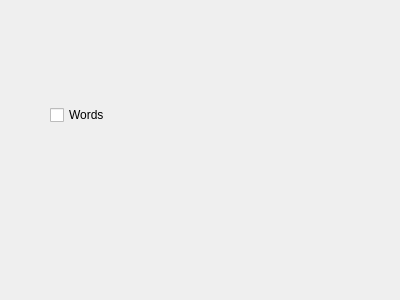
KDE/calligra, file words/part/dialogs/quickpopupmenu.ui: the form before one commit.
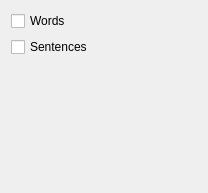
The form after the commit.

Commit message:
Make it not crash and remove the old dialog
Great work so far Shreya ! :)

The edit to the form file:
```diff
--- a/words/part/dialogs/quickpopupmenu.ui
+++ b/words/part/dialogs/quickpopupmenu.ui
@@ -6,22 +6,13 @@
    <rect>
     <x>0</x>
     <y>0</y>
-    <width>400</width>
-    <height>300</height>
+    <width>208</width>
+    <height>193</height>
    </rect>
   </property>
   <property name="windowTitle">
    <string>Form</string>
   </property>
-  <widget class="QWidget" name="gridLayoutWidget">
-   <property name="geometry">
-    <rect>
-     <x>50</x>
-     <y>40</y>
-     <width>181</width>
-     <height>151</height>
-    </rect>
-   </property>
    <layout class="QGridLayout" name="gridLayout">
     <item row="0" column="0">
      <widget class="QCheckBox" name="checkBox">
@@ -30,8 +21,27 @@
       </property>
      </widget>
     </item>
-   </layout>
-  </widget>
+   <item row="2" column="0">
+    <spacer name="verticalSpacer">
+     <property name="orientation">
+      <enum>Qt::Vertical</enum>
+     </property>
+     <property name="sizeHint" stdset="0">
+      <size>
+       <width>20</width>
+       <height>40</height>
+      </size>
+     </property>
+    </spacer>
+   </item>
+   <item row="1" column="0">
+    <widget class="QCheckBox" name="checkBox_2">
+     <property name="text">
+      <string>Sentences</string>
+     </property>
+    </widget>
+   </item>
+  </layout>
  </widget>
  <resources/>
  <connections/>
```
Lines whose indentation alone changed are shown as unchanged. The commit also changes 7 other files.
